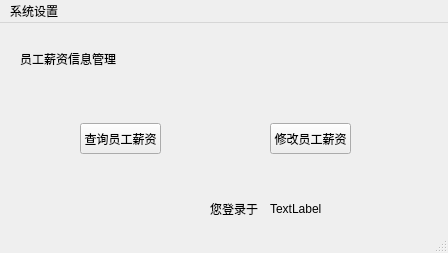
Old version of the form ManageSystem/salary.ui in the repository skyformat99/ManagerSystem.
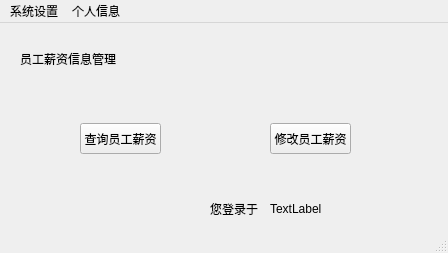
New version of the form.

Commit message: 第三版 加入了员工基本信息表，实现了添加新员工、查询员工信息及薪资的功能

The edit to the form file:
```diff
--- a/ManageSystem/salary.ui
+++ b/ManageSystem/salary.ui
@@ -89,7 +89,7 @@
      <height>23</height>
     </rect>
    </property>
-   <widget class="QMenu" name="menu">
+   <widget class="QMenu" name="systemMenu">
     <property name="title">
      <string>系统设置</string>
     </property>
@@ -98,7 +98,15 @@
     <addaction name="alterAction"/>
     <addaction name="logoutAction"/>
    </widget>
-   <addaction name="menu"/>
+   <widget class="QMenu" name="personMenu">
+    <property name="title">
+     <string>个人信息</string>
+    </property>
+    <addaction name="selectAction"/>
+    <addaction name="alterAction_2"/>
+   </widget>
+   <addaction name="systemMenu"/>
+   <addaction name="personMenu"/>
   </widget>
   <widget class="QStatusBar" name="statusbar"/>
   <action name="aboutAction">
```
Left out of the diff: 10 changed lines with no effect on the pictures. The commit also changes 39 other files.
